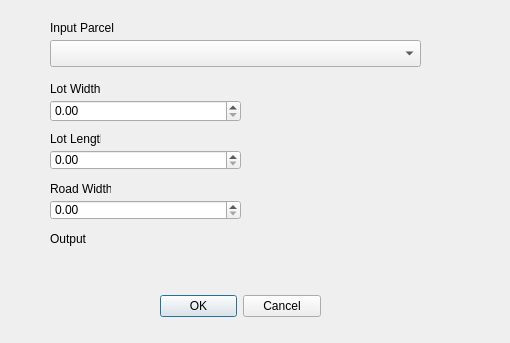
Before: the Qt Designer form subdivision_dialog_base.ui in armani2404/Subdivision, drawn with Qt 5.
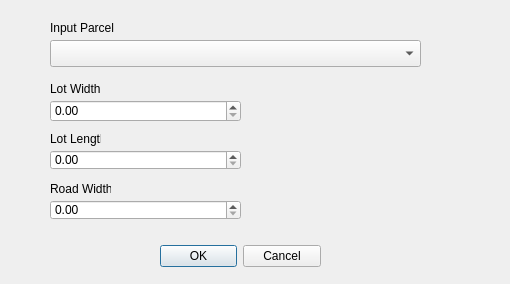
After: the same form once the commit is applied. Custom widgets are drawn as their Qt base class.

Patch:
```diff
--- a/subdivision_dialog_base.ui
+++ b/subdivision_dialog_base.ui
@@ -7,7 +7,7 @@
     <x>0</x>
     <y>0</y>
     <width>510</width>
-    <height>343</height>
+    <height>284</height>
    </rect>
   </property>
   <property name="windowTitle">
@@ -17,7 +17,7 @@
    <property name="geometry">
     <rect>
      <x>160</x>
-     <y>290</y>
+     <y>240</y>
      <width>161</width>
      <height>32</height>
     </rect>
@@ -91,19 +91,6 @@
     </rect>
    </property>
   </widget>
-  <widget class="QLabel" name="label_3">
-   <property name="geometry">
-    <rect>
-     <x>50</x>
-     <y>230</y>
-     <width>71</width>
-     <height>18</height>
-    </rect>
-   </property>
-   <property name="text">
-    <string>Output </string>
-   </property>
-  </widget>
   <widget class="QgsMapLayerComboBox" name="cbParcel">
    <property name="geometry">
     <rect>
@@ -114,16 +101,6 @@
     </rect>
    </property>
   </widget>
-  <widget class="QgsFileWidget" name="file_output">
-   <property name="geometry">
-    <rect>
-     <x>50</x>
-     <y>240</y>
-     <width>371</width>
-     <height>41</height>
-    </rect>
-   </property>
-  </widget>
   <widget class="QLabel" name="label_7">
    <property name="geometry">
     <rect>
@@ -152,11 +129,6 @@
   </widget>
  </widget>
  <customwidgets>
-  <customwidget>
-   <class>QgsFileWidget</class>
-   <extends>QWidget</extends>
-   <header>qgsfilewidget.h</header>
-  </customwidget>
   <customwidget>
    <class>QgsMapLayerComboBox</class>
    <extends>QComboBox</extends>
```
